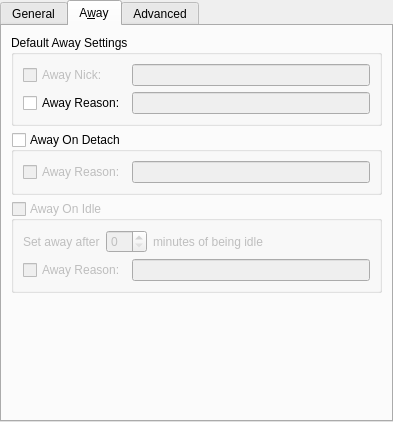
Before: the Qt Designer form src/qtui/settingspages/identityeditwidget.ui in quassel/quassel, drawn with Qt 5.
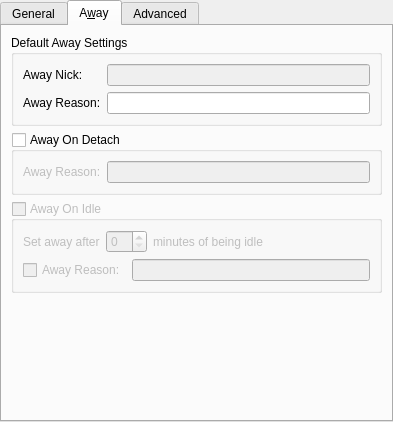
After: the same form once the commit is applied. The open tabs and pages were chosen to show the change. Icons and pictures are not drawn.

Commit message: disabling away on detach in mono mode. some minor improvement to the away settings

What changed in the file:
```diff
--- a/src/qtui/settingspages/identityeditwidget.ui
+++ b/src/qtui/settingspages/identityeditwidget.ui
@@ -244,20 +244,10 @@
               </property>
              </widget>
             </item>
-            <item row="1" column="0" >
-             <widget class="QCheckBox" name="awayReasonEnabled" >
-              <property name="toolTip" >
-               <string>Default away reason</string>
-              </property>
-              <property name="text" >
-               <string>Away Reason:</string>
-              </property>
-             </widget>
-            </item>
             <item row="1" column="1" >
              <widget class="QLineEdit" name="awayReason" >
               <property name="enabled" >
-               <bool>false</bool>
+               <bool>true</bool>
               </property>
               <property name="toolTip" >
                <string>Default away reason</string>
@@ -265,18 +255,19 @@
              </widget>
             </item>
             <item row="0" column="0" >
-             <widget class="QCheckBox" name="awayNickEnabled" >
-              <property name="enabled" >
-               <bool>false</bool>
-              </property>
-              <property name="toolTip" >
-               <string>Nick to be used when being away</string>
-              </property>
+             <widget class="QLabel" name="awayNickLabel" >
               <property name="text" >
                <string>Away Nick:</string>
               </property>
              </widget>
             </item>
+            <item row="1" column="0" >
+             <widget class="QLabel" name="awayReasonLabel" >
+              <property name="text" >
+               <string>Away Reason:</string>
+              </property>
+             </widget>
+            </item>
            </layout>
           </item>
          </layout>
@@ -300,24 +291,14 @@
           <item>
            <layout class="QHBoxLayout" name="horizontalLayout" >
             <item>
-             <widget class="QCheckBox" name="detachAwayReasonEnabled" >
-              <property name="toolTip" >
-               <string>Override default away reason for auto-away on detach</string>
-              </property>
+             <widget class="QLabel" name="label_13" >
               <property name="text" >
                <string>Away Reason:</string>
               </property>
              </widget>
             </item>
             <item>
-             <widget class="QLineEdit" name="detachAwayReason" >
-              <property name="enabled" >
-               <bool>false</bool>
-              </property>
-              <property name="toolTip" >
-               <string>Override default away reason for auto-away on detach</string>
-              </property>
-             </widget>
+             <widget class="QLineEdit" name="detachAwayReason" />
             </item>
            </layout>
           </item>
```
Left out of the diff: 35 changed lines with no effect on the pictures. The commit also changes 2 other files.
